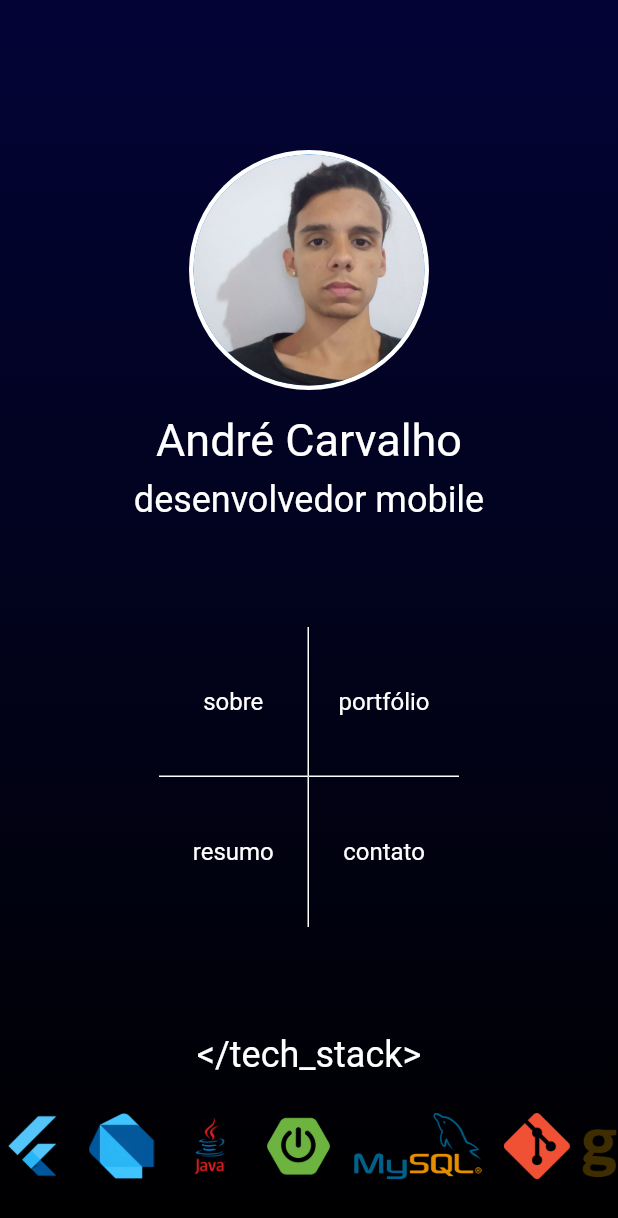
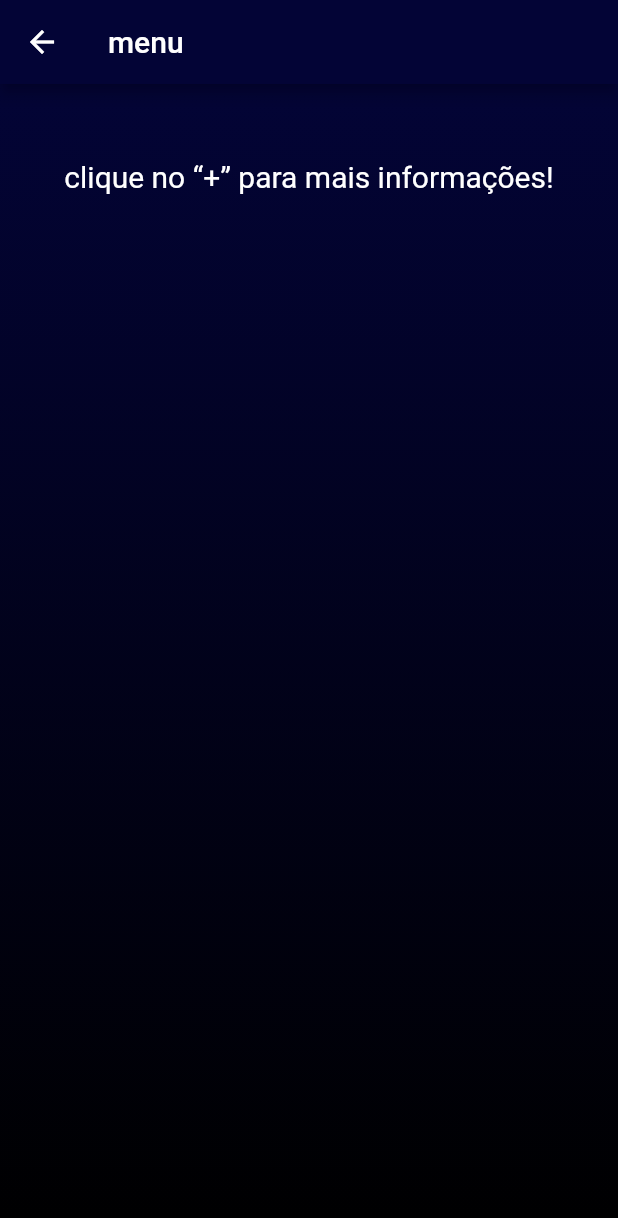
Before and after one commit to andre-alck/portfolio_app, a Flutter app: the screen it shows after launch, on a phone screen of 412 x 824 dp. Shown: the top 1218 px of the screen. Run offline on Flutter 3.47's test engine with Material 2 defaults, Android fonts, the phone set to English and light mode, and no system bars; Roboto replaces fonts that are missing (Regular).

Commit message:
feat: init sobre screen

```diff
--- a/lib/core/portfolio_app.dart
+++ b/lib/core/portfolio_app.dart
@@ -1,10 +1,11 @@
 import 'package:flutter/material.dart';
 import 'package:portfolio_app/screens/home_screen.dart';
+import 'package:portfolio_app/screens/sobre_screen.dart';
 
 class PortfolioApp extends StatelessWidget {
   const PortfolioApp({super.key});
 
   @override
   Widget build(BuildContext context) =>
-      const MaterialApp(home: HomeScreen(), debugShowCheckedModeBanner: false);
+      const MaterialApp(home: SobreScreen(), debugShowCheckedModeBanner: false);
 }
--- a/lib/screens/sobre_screen.dart
+++ b/lib/screens/sobre_screen.dart
@@ -0,0 +1,46 @@
+import 'package:flutter/material.dart';
+
+class SobreScreen extends StatelessWidget {
+  const SobreScreen({super.key});
+
+  @override
+  Widget build(BuildContext context) => Scaffold(
+      appBar: AppBar(
+          backgroundColor: const Color.fromARGB(255, 3, 4, 54),
+          leading: IconButton(
+              icon: const Icon(Icons.arrow_back),
+              onPressed: () => Navigator.pop(context)),
+          title: const Text('menu')),
+      body: Container(
+          width: MediaQuery.of(context).size.width,
+          height: MediaQuery.of(context).size.height,
+          decoration: const BoxDecoration(
+              gradient: LinearGradient(
+                  colors: [Color.fromARGB(255, 3, 4, 54), Colors.black],
+                  begin: Alignment.topCenter,
+                  end: Alignment.bottomCenter)),
+          child: Column(
+            children: [
+              Padding(
+                padding: const EdgeInsets.only(top: 50, bottom: 100),
+                child: RichText(
+                    text: const TextSpan(
+                        text: 'clique no “+” para mais informações!',
+                        style: TextStyle(
+                            color: Colors.white,
+                            fontSize: 20,
+                            fontFamily: "Regular"))),
+              ),
+              // ExpansionTile(
+              //     title:
+              //         Image.asset("assets/images/fatec_sobrescreen_image.png")),
+              // ExpansionTile(
+              //   title: Text('ExpansionTile 1'),
+              //   subtitle: Text('Trailing expansion arrow icon'),
+              //   children: <Widget>[
+              //     ListTile(title: Text('This is tile number 1')),
+              //   ],
+              // )
+            ],
+          )));
+}
--- a/lib/widgets/options_widget.dart
+++ b/lib/widgets/options_widget.dart
@@ -15,7 +15,7 @@ class OptionsWidget extends StatelessWidget {
         OptionsSection(
             message: 'portfólio',
             sideBorder:
-                Border(bottom: BorderSide(width: 1, color: Colors.white))),
+                Border(bottom: BorderSide(width: 1, color: Colors.white)))
       ]),
       Row(mainAxisAlignment: MainAxisAlignment.center, children: const [
         OptionsSection(
```
Also changed, not shown: assets/images/autogeral_sobrescreen_image.jpg (added), assets/images/fatec_sobrescreen_image.png (added), assets/images/ifsp_sobrescreen_image.png (added).
